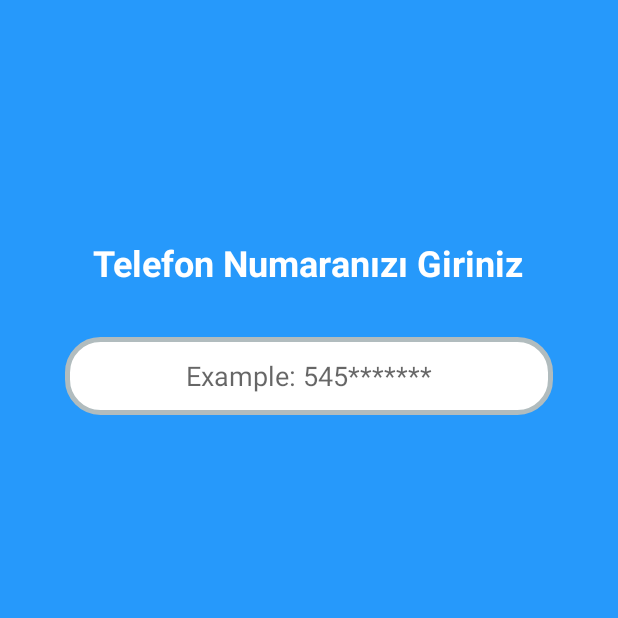
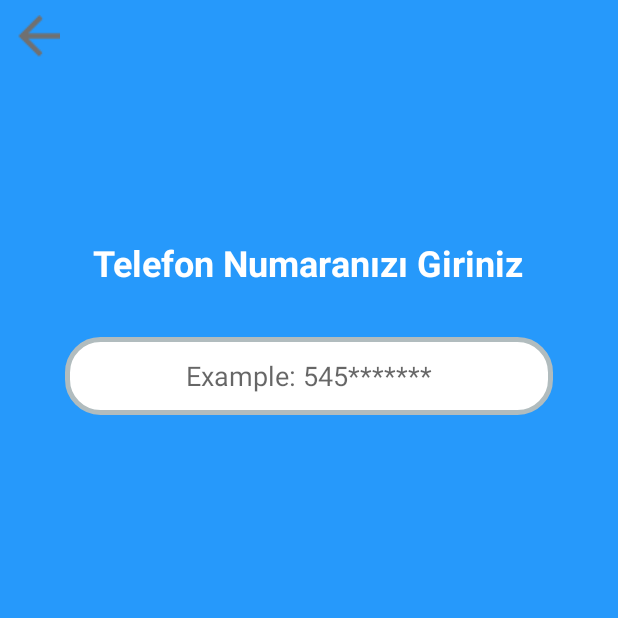
Before and after one commit to onimaskesi/MGT-APP, an Android app: the TelefonKayitActivity screen opened directly, with no data from a screen before it, on a phone screen of 412 x 824 dp, the top half of it. Run offline under Robolectric (Android 15) with nearby library versions, the phone set to English and light mode, and no system bars; our stand-ins replace Firebase (no records; nobody signed in at launch, a user with empty details on screens opened directly).

```diff
--- a/app/src/main/java/com/onimaskesi/mgtapp/AnaSayfaActivity.kt
+++ b/app/src/main/java/com/onimaskesi/mgtapp/AnaSayfaActivity.kt
@@ -15,12 +15,15 @@ import com.google.firebase.firestore.FirebaseFirestore
 class AnaSayfaActivity : AppCompatActivity() {
 
     private lateinit var db: FirebaseFirestore
+    lateinit var Telefon: String
 
     override fun onCreate(savedInstanceState: Bundle?) {
         super.onCreate(savedInstanceState)
         setContentView(R.layout.activity_ana_sayfa)
 
         db = FirebaseFirestore.getInstance()
+
+        Telefon = intent.getStringExtra("tel") as String
     }
 
     private fun toast(msg: String){
@@ -30,7 +33,6 @@ class AnaSayfaActivity : AppCompatActivity() {
 
     fun logOut_click(view : View){
         //auth.signOut()
-        val Telefon = intent.getStringExtra("tel") as String
 
         val docRef = db.collection("Kullanici").document(Telefon)
         docRef.update("AktifMi", false)
@@ -54,6 +56,7 @@ class AnaSayfaActivity : AppCompatActivity() {
         }else {
 
             val intent = Intent(applicationContext, RehberActivity::class.java)
+            intent.putExtra("tel",Telefon)
             startActivity(intent)
             finish()
         }
--- a/app/src/main/res/layout/activity_telefon_kayit.xml
+++ b/app/src/main/res/layout/activity_telefon_kayit.xml
@@ -96,4 +96,15 @@
         app:layout_constraintStart_toEndOf="@+id/onayText"
         app:layout_constraintTop_toBottomOf="@+id/textView6" />
 
+    <ImageButton
+        android:id="@+id/imageButton"
+        android:layout_width="wrap_content"
+        android:layout_height="wrap_content"
+        android:backgroundTint="#00FFFFFF"
+        android:onClick="GeriGit_click"
+        android:tint="#00FFFFFF"
+        app:layout_constraintStart_toStartOf="parent"
+        app:layout_constraintTop_toTopOf="parent"
+        app:srcCompat="@drawable/gerigit" />
+
 </androidx.constraintlayout.widget.ConstraintLayout>
```
Also changed, not shown: app/src/main/java/com/onimaskesi/mgtapp/MainActivity.kt (+21 -1 lines), app/src/main/java/com/onimaskesi/mgtapp/RehberActivity.kt (+10 -0 lines), app/src/main/java/com/onimaskesi/mgtapp/TelefonKayitActivity.kt (+26 -2 lines), app/src/main/res/layout/activity_rehber.xml (+12 -0 lines), app/src/main/res/drawable/gerigit.PNG (added).
